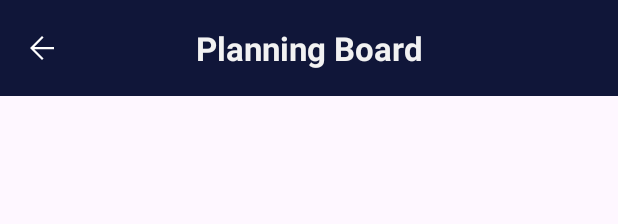
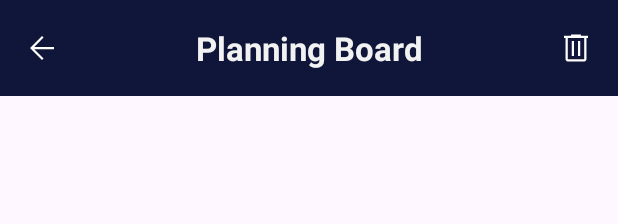
Before and after one commit to mustafakbaser/Planning-Board-ToDo-App, an Android app: the layout fragment_record_detail.xml on its own in the app's theme, with its tools: preview values and no code run, on a phone screen of 412 x 824 dp. Shown: the top 224 px of the screen. Run offline under Robolectric (Android 15) with nearby library versions, the phone set to English and light mode, and no system bars; Roboto replaces fonts that are not available here.

Commit message:
Delete functionality updated

```diff
--- a/app/src/main/java/net/mustafabaser/planningboard/ui/viewmodel/RecordDetailViewModel.java
+++ b/app/src/main/java/net/mustafabaser/planningboard/ui/viewmodel/RecordDetailViewModel.java
@@ -20,4 +20,8 @@ public class RecordDetailViewModel extends ViewModel {
     public void update(int record_id, String record_body){
         recordsDaoRepository.update(record_id, record_body);
     }
+
+    public void remove(int record_id){
+        recordsDaoRepository.remove(record_id);
+    }
 }
--- /dev/null
+++ b/app/src/main/res/drawable/delete.xml
@@ -0,0 +1,4 @@
+<vector android:height="24dp" android:viewportHeight="960"
+    android:viewportWidth="960" android:width="24dp" xmlns:android="http://schemas.android.com/apk/res/android">
+    <path android:fillColor="#FFFFFF" android:pathData="M261,840q-24.75,0 -42.38,-17.63T201,780v-570h-41v-60h188v-30h264v30h188v60h-41v570q0,24 -18,42t-42,18L261,840ZM699,210L261,210v570h438v-570ZM367,694h60v-399h-60v399ZM533,694h60v-399h-60v399ZM261,210v570,-570Z"/>
+</vector>
--- a/app/src/main/res/layout/fragment_record_detail.xml
+++ b/app/src/main/res/layout/fragment_record_detail.xml
@@ -37,6 +37,17 @@
             tools:layout_editor_absoluteX="158dp"
             tools:layout_editor_absoluteY="22dp" />
 
+        <ImageView
+            android:id="@+id/imageViewDeleteButton"
+            android:layout_width="wrap_content"
+            android:layout_height="wrap_content"
+            android:layout_gravity="right"
+            android:layout_weight="1"
+            android:src="@drawable/delete"
+            tools:layout_editor_absoluteX="40dp"
+            tools:layout_editor_absoluteY="20dp"
+            android:layout_marginRight="16dp"/>
+
     </androidx.appcompat.widget.Toolbar>
 
     <com.google.android.material.textfield.TextInputLayout
```
Also changed, not shown: app/src/main/java/net/mustafabaser/planningboard/ui/fragment/RecordDetailFragment.java (+9 -0 lines).
